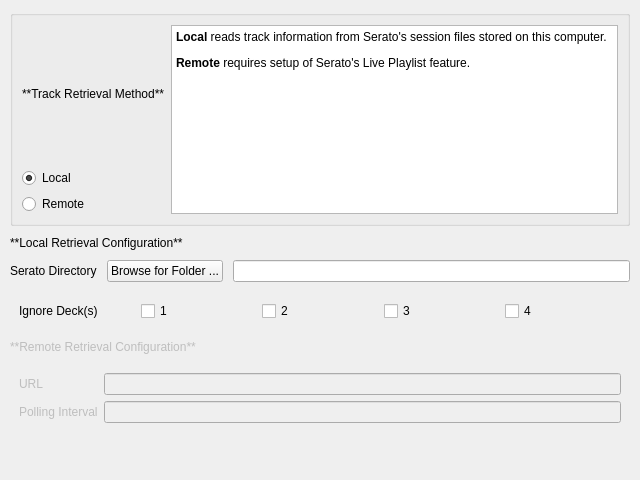
This is nowplaying/resources/ui/inputs_serato3_connection.ui in whatsnowplaying/whats-now-playing as Qt 5 draws it before an edit. The edited form follows.
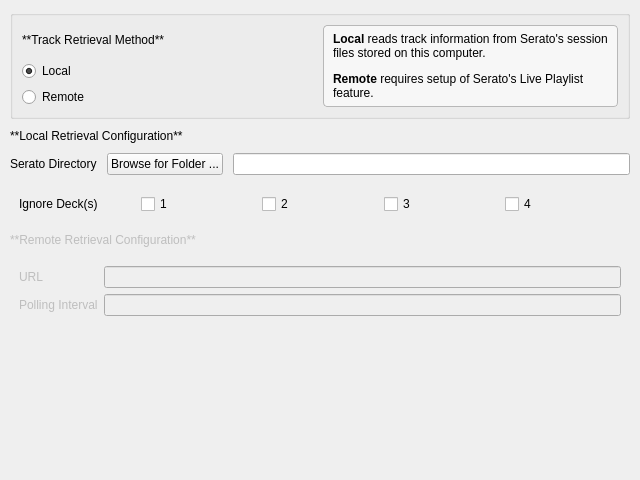
This is the edited form.

```diff
--- a/nowplaying/resources/ui/inputs_serato3_connection.ui
+++ b/nowplaying/resources/ui/inputs_serato3_connection.ui
@@ -64,16 +64,19 @@
        </layout>
       </item>
       <item>
-       <widget class="QTextBrowser" name="method_desclabel">
-        <property name="html">
-         <string>&lt;!DOCTYPE HTML PUBLIC &quot;-//W3C//DTD HTML 4.0//EN&quot; &quot;http://www.w3.org/TR/REC-html40/strict.dtd&quot;&gt;
-&lt;html&gt;&lt;head&gt;&lt;meta name=&quot;qrichtext&quot; content=&quot;1&quot; /&gt;&lt;style type=&quot;text/css&quot;&gt;
-p, li { white-space: pre-wrap; }
-&lt;/style&gt;&lt;/head&gt;&lt;body&gt;
-&lt;p&gt;&lt;span style=&quot;font-weight:600;&quot;&gt;Local&lt;/span&gt; reads track information from Serato's session files stored on this computer.&lt;/p&gt;
-&lt;p&gt;&lt;span style=&quot;font-weight:600;&quot;&gt;Remote&lt;/span&gt; requires setup of Serato's Live Playlist feature.&lt;/p&gt;
+       <widget class="QLabel" name="method_desclabel">
+        <property name="text">
+         <string>&lt;html&gt;&lt;head/&gt;&lt;body&gt;
+&lt;p&gt;&lt;span style=&quot; font-weight:600;&quot;&gt;Local&lt;/span&gt; reads track information from Serato's session files stored on this computer.&lt;/p&gt;
+&lt;p&gt;&lt;span style=&quot; font-weight:600;&quot;&gt;Remote&lt;/span&gt; requires setup of Serato's Live Playlist feature.&lt;/p&gt;
 &lt;/body&gt;&lt;/html&gt;</string>
         </property>
+        <property name="wordWrap">
+         <bool>true</bool>
+        </property>
+        <property name="styleSheet">
+         <string notr="true">background-color: palette(alternate-base); border: 1px solid palette(mid); border-radius: 4px; padding: 6px;</string>
+        </property>
        </widget>
       </item>
      </layout>
```
